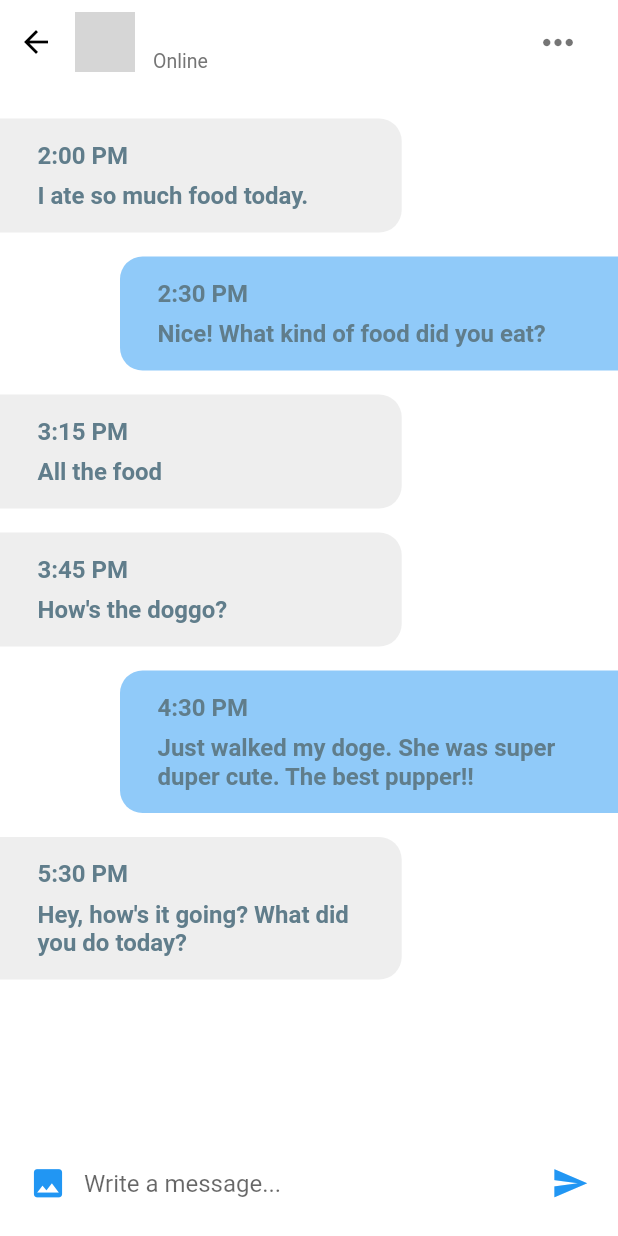
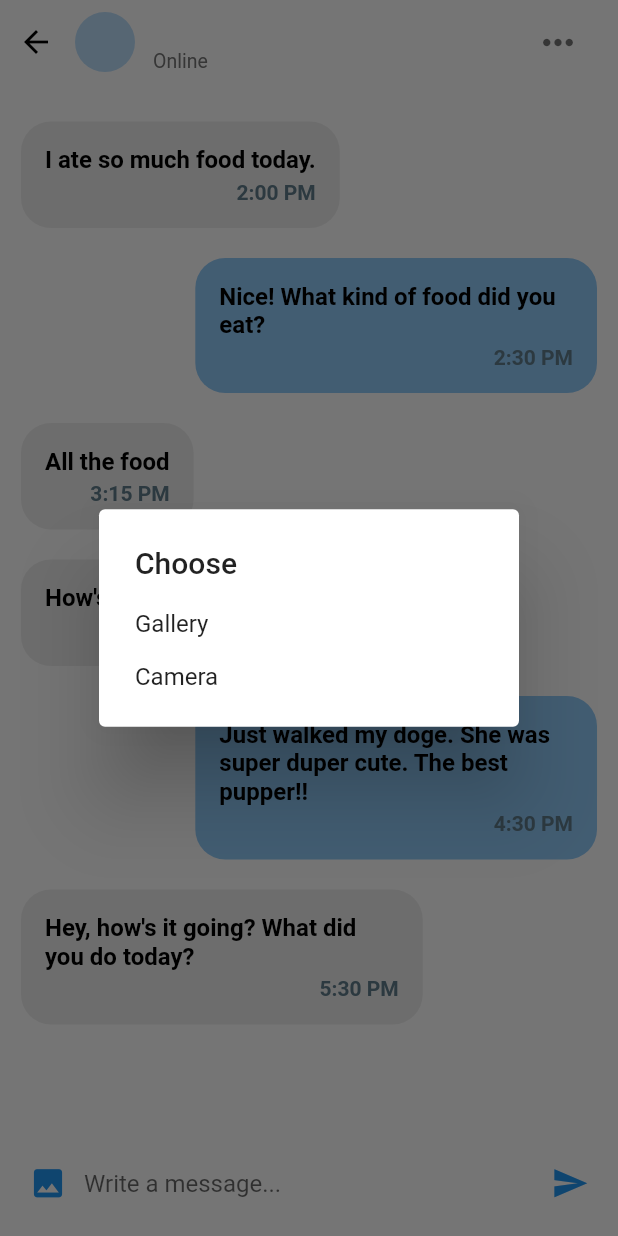
Before and after one commit to AhmedMerza/dawaa_chatUI, a Flutter app: the ChatScreen screen opened directly with empty values, after a tap on the "photo" icon, on a phone screen of 412 x 824 dp. Run offline on Flutter 3.47's test engine with Material 2 defaults, Android fonts, the phone set to English and light mode, and no system bars; our stand-ins replace image_picker; grey boxes are pictures that could not be loaded.

```diff
--- a/chatUI/lib/models/message_model.dart
+++ b/chatUI/lib/models/message_model.dart
@@ -1,3 +1,4 @@
+import 'dart:io';
 import 'package:chatUI/models/user_model.dart';
 
 class Message {
@@ -7,6 +8,7 @@ class Message {
   final String text;
   bool isLiked;
   bool unread;
+  File image;
 
   Message({
     this.sender,
@@ -14,6 +16,7 @@ class Message {
     this.text,
     this.isLiked,
     this.unread,
+    this.image,
   });
 }
 
--- a/chatUI/lib/screens/chat_screen.dart
+++ b/chatUI/lib/screens/chat_screen.dart
@@ -1,6 +1,9 @@
+import 'dart:io';
 import 'package:chatUI/models/message_model.dart';
 import 'package:chatUI/models/user_model.dart';
 import 'package:flutter/material.dart';
+import 'package:flutter/rendering.dart';
+import 'package:image_picker/image_picker.dart';
 import 'package:intl/intl.dart';
 
 class ChatScreen extends StatefulWidget {
@@ -13,70 +16,133 @@ class ChatScreen extends StatefulWidget {
 
 class _ChatScreenState extends State<ChatScreen> {
   _buildMessage(Message message, bool isMe) {
-    final Container msg = Container(
-      margin: isMe
-          ? EdgeInsets.only(
-              top: 8.0,
-              bottom: 8.0,
-              left: 80.0,
-            )
-          : EdgeInsets.only(
-              top: 8.0,
-              bottom: 8.0,
+    Widget currentMessage() {
+      // if (message.image == null) {
+      return Text(
+        message.text,
+        style: TextStyle(
+          color: Colors.black,
+          fontSize: 16.0,
+          fontWeight: FontWeight.w600,
         ),
-      padding: EdgeInsets.symmetric(
-        horizontal: 25.0,
-        vertical: 15.0,
+      );
+      // } else {
+      //   if (message.image != null)
+      //     return Image.file(message.image);
+      //   else
+      //     return Text('no image');
+      //   return Image.file(message.image);
+      // }
+    }
+
+    return Container(
+      padding: EdgeInsets.only(left: 14, right: 14, top: 10, bottom: 10),
+      child: Align(
+        alignment: isMe ? Alignment.topRight : Alignment.topLeft,
+        child: Container(
+          constraints: BoxConstraints(
+            maxWidth: MediaQuery.of(context).size.width * 0.65,
           ),
-      width: MediaQuery.of(context).size.width * 0.65,
           decoration: BoxDecoration(
+            borderRadius: BorderRadius.circular(20),
             color: isMe ? Colors.blue[200] : Colors.grey.shade200,
-        borderRadius: isMe
-            ? BorderRadius.only(
-                topLeft: Radius.circular(
-                  15.0,
           ),
-                bottomLeft: Radius.circular(15.0))
-            : BorderRadius.only(
-                topRight: Radius.circular(
-                  15.0,
-                ),
-                bottomRight: Radius.circular(15.0),
+          padding: EdgeInsets.all(16),
+          child: Column(
+            crossAxisAlignment: CrossAxisAlignment.end,
+            children: [
+              // currentMessage(),
+              Text(
+                message.text,
+                style: TextStyle(
+                  color: Colors.black,
+                  fontSize: 16.0,
+                  fontWeight: FontWeight.w600,
                 ),
               ),
-      child: Column(
-        crossAxisAlignment: CrossAxisAlignment.start,
-        children: <Widget>[
+              SizedBox(height: 4.0),
               Text(
                 message.time,
                 style: TextStyle(
                   color: Colors.blueGrey,
-              fontSize: 16.0,
-              fontWeight: FontWeight.w600,
-            ),
-          ),
-          SizedBox(
-            height: 8.0,
-          ),
-          Text(
-            message.text,
-            style: TextStyle(
-              color: Colors.blueGrey,
-              fontSize: 16.0,
+                  fontSize: 14.0,
                   fontWeight: FontWeight.w600,
                 ),
               ),
             ],
           ),
+        ),
+      ),
     );
-    if (isMe) {
-      return msg;
-    }
-    return Row(
-      children: <Widget>[
-        msg,
-      ],
-    );
+    // final Container msg = Container(
+    //   margin: isMe
+    //       ? EdgeInsets.only(
+    //           top: 8.0,
+    //           bottom: 8.0,
+    //           left: 80.0,
+    //         )
+    //       : EdgeInsets.only(
+    //           top: 8.0,
+    //           bottom: 8.0,
+    //         ),
+    //   padding: EdgeInsets.symmetric(
+    //     horizontal: 25.0,
+    //     vertical: 15.0,
+    //   ),
+    //   constraints: BoxConstraints(
+    //     maxWidth: MediaQuery.of(context).size.width * 0.5,
+    //   ),
+    //   decoration: BoxDecoration(
+    //     color: isMe ? Colors.blue[200] : Colors.grey.shade200,
+    //     borderRadius: isMe
+    //         ? BorderRadius.only(
+    //             topLeft: Radius.circular(
+    //               15.0,
+    //             ),
+    //             bottomLeft: Radius.circular(15.0))
+    //         : BorderRadius.only(
+    //             topRight: Radius.circular(
+    //               15.0,
+    //             ),
+    //             bottomRight: Radius.circular(15.0),
+    //           ),
+    //   ),
+    //   child: Column(
+    //     crossAxisAlignment: CrossAxisAlignment.start,
+    //     children: <Widget>[
+    //       Text(
+    //         message.text,
+    //         style: TextStyle(
+    //           color: Colors.blueGrey,
+    //           fontSize: 16.0,
+    //           fontWeight: FontWeight.w600,
+    //         ),
+    //       ),
+    //       Row(
+    //         mainAxisAlignment: MainAxisAlignment.spaceBetween,
+    //         children: <Widget>[
+    //           SizedBox(),
+    //           Text(
+    //             message.time,
+    //             style: TextStyle(
+    //               color: Colors.blueGrey,
+    //               fontSize: 14.0,
+    //               fontWeight: FontWeight.w600,
+    //             ),
+    //           ),
+    //         ],
+    //       ),
+    //     ],
+    //   ),
+    // );
+    // if (isMe) {
+    //   return msg;
+    // }
+    // return Row(
+    //   children: <Widget>[
+    //     msg,
+    //   ],
+    // );
   }
 
   _buildMessageComposer() {
@@ -85,6 +151,88 @@ class _ChatScreenState extends State<ChatScreen> {
 
     clearTextInput() {
       inputTextController.clear();
+    }
+
+    File imageFile;
+
+    _openGallery(BuildContext context) async {
+      var pic = await ImagePicker.pickImage(source: ImageSource.gallery);
+      this.setState(() {
+        imageFile = File(pic.path);
+      });
+      Navigator.pop(context);
+    }
+
+    _openCamera(BuildContext context) async {
+      var pic = await ImagePicker.pickImage(source: ImageSource.camera);
+      this.setState(() {
+        imageFile = File(pic.path);
+      });
+      Navigator.pop(context);
+    }
+
+    Future<void> _showChoiceDialog(BuildContext context) {
+      return showDialog(
+          context: context,
+          builder: (BuildContext context) {
+            return AlertDialog(
+              title: Text('Choose'),
+              content: SingleChildScrollView(
+                child: ListBody(
+                  children: <Widget>[
+                    GestureDetector(
+                        child: Text('Gallery'),
+                        onTap: () {
+                          _openGallery(context);
+                        }),
+                    Padding(
+                      padding: EdgeInsets.all(
+                        8.0,
+                      ),
+                    ),
+                    GestureDetector(
+                        child: Text('Camera'),
+                        onTap: () {
+                          _openCamera(context);
+                        }),
+                  ],
+                ),
+              ),
+            );
+          });
+    }
+
+    void _decideMessage() {
+      DateTime now = DateTime.now();
+      String formattedDate = DateFormat('kk:mm').format(now);
+      if (imageFile == null) {
+        clearTextInput();
+
+        setState(() {
+          messages.add(
+            Message(
+              sender: currentUser,
+              time: formattedDate,
+              text: inputText,
+              isLiked: false,
+              unread: true,
+              image: null,
+            ),
+          );
+        });
+      } else {
+        messages.add(
+          Message(
+            sender: currentUser,
+            time: formattedDate,
+            text: null,
+            isLiked: false,
+            unread: true,
+            image: imageFile,
+          ),
+        );
+      }
+      imageFile = null;
     }
 
     return Container(
@@ -101,7 +249,9 @@ class _ChatScreenState extends State<ChatScreen> {
               ),
               iconSize: 25.0,
               color: Colors.blue,
-              onPressed: () {}),
+              onPressed: () {
+                _showChoiceDialog(context);
+              }),
           Expanded(
               child: TextField(
             controller: inputTextController,
@@ -119,11 +269,12 @@ class _ChatScreenState extends State<ChatScreen> {
               iconSize: 25.0,
               color: Colors.blue,
               onPressed: () {
-                clearTextInput();
+                // _decideMessage();
                 DateTime now = DateTime.now();
                 String formattedDate = DateFormat('kk:mm').format(now);
+                clearTextInput();
+
                 setState(() {
-                  if (inputText != null) {
                   messages.add(
                     Message(
                       sender: currentUser,
@@ -131,9 +282,9 @@ class _ChatScreenState extends State<ChatScreen> {
                       text: inputText,
                       isLiked: false,
                       unread: true,
+                      image: null,
                     ),
                   );
-                  }
                 });
               })
         ],
@@ -223,11 +374,11 @@ class _ChatScreenState extends State<ChatScreen> {
                 ),
                 child: ClipRRect(
                   child: ListView.builder(
-                    // reverse: true,
+                    itemCount: messages.length,
+                    shrinkWrap: true,
                     padding: EdgeInsets.only(
                       top: 15.0,
                     ),
-                    itemCount: messages.length,
                     itemBuilder: (
                       BuildContext context,
                       int index,
--- a/chatUI/pubspec.yaml
+++ b/chatUI/pubspec.yaml
@@ -28,7 +28,7 @@ dependencies:
   # Use with the CupertinoIcons class for iOS style icons.
   cupertino_icons: ^1.0.0
   intl: 0.15.7
-  image_picker: ^0.6.7+6
+  image_picker:
 
 dev_dependencies:
   flutter_test:
```
Lines whose indentation alone changed are shown as unchanged.
